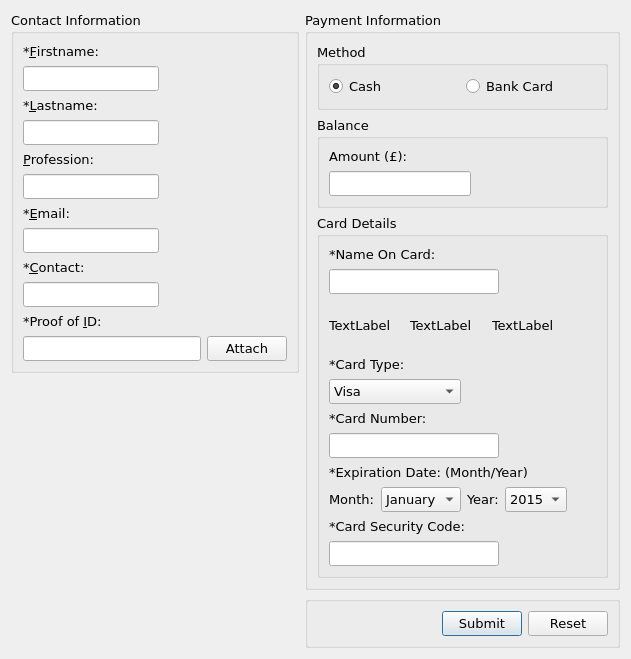
The window that createaccount.ui (juliano60/tpm_desktop) describes before a commit, drawn with Qt 5.
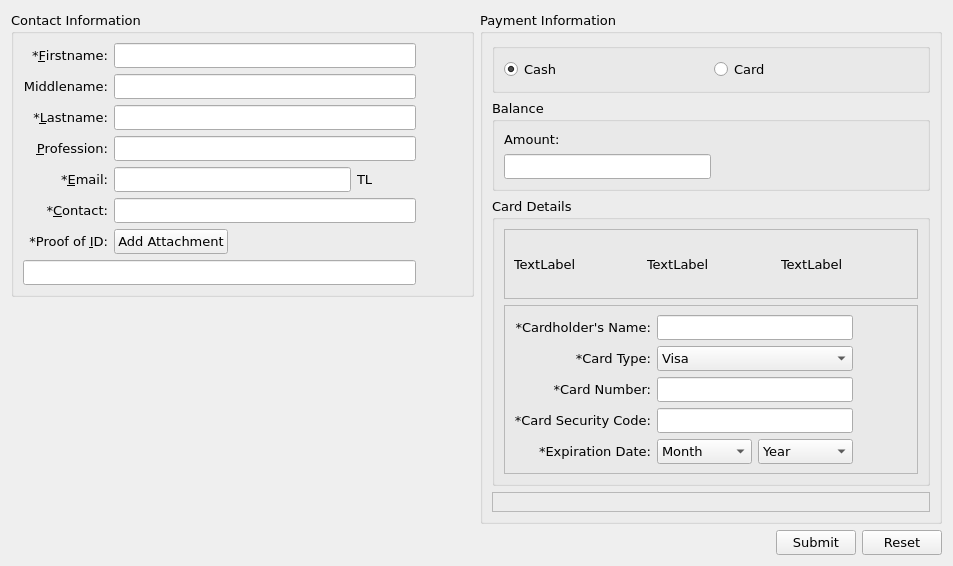
The same window after the commit.

What changed in the file:
```diff
--- a/createaccount.ui
+++ b/createaccount.ui
@@ -6,8 +6,8 @@
    <rect>
     <x>0</x>
     <y>0</y>
-    <width>631</width>
-    <height>631</height>
+    <width>953</width>
+    <height>561</height>
    </rect>
   </property>
   <property name="font">
@@ -20,12 +20,12 @@
    <string>Form</string>
   </property>
   <layout class="QGridLayout" name="gridLayout_4">
-   <item row="0" column="0" colspan="2">
-    <layout class="QVBoxLayout" name="verticalLayout_2">
+   <item row="0" column="0">
+    <layout class="QVBoxLayout" name="verticalLayout_4">
      <item>
       <widget class="QGroupBox" name="contactBox">
        <property name="sizePolicy">
-        <sizepolicy hsizetype="Preferred" vsizetype="Expanding">
+        <sizepolicy hsizetype="Preferred" vsizetype="Preferred">
          <horstretch>0</horstretch>
          <verstretch>0</verstretch>
         </sizepolicy>
@@ -44,191 +44,321 @@
           <property name="text">
            <string>*&amp;Firstname:</string>
           </property>
+          <property name="alignment">
+           <set>Qt::AlignRight|Qt::AlignTrailing|Qt::AlignVCenter</set>
+          </property>
           <property name="buddy">
            <cstring>editFirstname</cstring>
           </property>
          </widget>
         </item>
         <item row="1" column="0">
-         <widget class="QLineEdit" name="editFirstname"/>
-        </item>
-        <item row="1" column="1">
-         <spacer name="horizontalSpacer_7">
-          <property name="orientation">
-           <enum>Qt::Horizontal</enum>
+         <widget class="QLabel" name="label_8">
+          <property name="text">
+           <string>Middlename:</string>
           </property>
-          <property name="sizeHint" stdset="0">
-           <size>
-            <width>127</width>
-            <height>20</height>
-           </size>
+          <property name="alignment">
+           <set>Qt::AlignRight|Qt::AlignTrailing|Qt::AlignVCenter</set>
           </property>
-         </spacer>
+          <property name="buddy">
+           <cstring>editMiddlename</cstring>
+          </property>
+         </widget>
         </item>
         <item row="2" column="0">
          <widget class="QLabel" name="label_2">
           <property name="text">
            <string>*&amp;Lastname:</string>
           </property>
+          <property name="alignment">
+           <set>Qt::AlignRight|Qt::AlignTrailing|Qt::AlignVCenter</set>
+          </property>
           <property name="buddy">
            <cstring>editLastname</cstring>
           </property>
          </widget>
         </item>
         <item row="3" column="0">
-         <widget class="QLineEdit" name="editLastname"/>
-        </item>
-        <item row="3" column="1">
-         <spacer name="horizontalSpacer_6">
-          <property name="orientation">
-           <enum>Qt::Horizontal</enum>
-          </property>
-          <property name="sizeHint" stdset="0">
-           <size>
-            <width>127</width>
-            <height>20</height>
-           </size>
-          </property>
-         </spacer>
-        </item>
-        <item row="4" column="0">
          <widget class="QLabel" name="label_4">
           <property name="text">
            <string>&amp;Profession:</string>
           </property>
+          <property name="alignment">
+           <set>Qt::AlignRight|Qt::AlignTrailing|Qt::AlignVCenter</set>
+          </property>
           <property name="buddy">
            <cstring>editProfession</cstring>
           </property>
          </widget>
         </item>
-        <item row="5" column="0">
-         <widget class="QLineEdit" name="editProfession"/>
-        </item>
-        <item row="5" column="1">
-         <spacer name="horizontalSpacer_5">
-          <property name="orientation">
-           <enum>Qt::Horizontal</enum>
-          </property>
-          <property name="sizeHint" stdset="0">
-           <size>
-            <width>127</width>
-            <height>20</height>
-           </size>
-          </property>
-         </spacer>
-        </item>
-        <item row="6" column="0">
+        <item row="4" column="0">
          <widget class="QLabel" name="label_5">
           <property name="text">
            <string>*&amp;Email:</string>
           </property>
+          <property name="alignment">
+           <set>Qt::AlignRight|Qt::AlignTrailing|Qt::AlignVCenter</set>
+          </property>
           <property name="buddy">
            <cstring>editEmail</cstring>
           </property>
          </widget>
         </item>
-        <item row="7" column="0">
-         <widget class="QLineEdit" name="editEmail"/>
-        </item>
-        <item row="7" column="1">
-         <spacer name="horizontalSpacer_4">
-          <property name="orientation">
-           <enum>Qt::Horizontal</enum>
-          </property>
-          <property name="sizeHint" stdset="0">
-           <size>
-            <width>127</width>
-            <height>20</height>
-           </size>
-          </property>
-         </spacer>
-        </item>
-        <item row="8" column="0">
+        <item row="5" column="0">
          <widget class="QLabel" name="label_6">
           <property name="text">
            <string>*&amp;Contact:</string>
           </property>
+          <property name="alignment">
+           <set>Qt::AlignRight|Qt::AlignTrailing|Qt::AlignVCenter</set>
+          </property>
           <property name="buddy">
            <cstring>editContact</cstring>
           </property>
          </widget>
         </item>
-        <item row="9" column="0">
-         <widget class="QLineEdit" name="editContact"/>
-        </item>
-        <item row="9" column="1">
-         <spacer name="horizontalSpacer_3">
-          <property name="orientation">
-           <enum>Qt::Horizontal</enum>
-          </property>
-          <property name="sizeHint" stdset="0">
-           <size>
-            <width>127</width>
-            <height>20</height>
-           </size>
-          </property>
-         </spacer>
-        </item>
-        <item row="10" column="0">
+        <item row="6" column="0">
          <widget class="QLabel" name="label_3">
           <property name="text">
            <string>*Proof of &amp;ID:</string>
           </property>
+          <property name="alignment">
+           <set>Qt::AlignRight|Qt::AlignTrailing|Qt::AlignVCenter</set>
+          </property>
           <property name="buddy">
            <cstring>btnAttachment</cstring>
           </property>
          </widget>
         </item>
-        <item row="11" column="0" colspan="2">
-         <layout class="QHBoxLayout" name="horizontalLayout_3">
-          <item>
-           <widget class="QLineEdit" name="editID">
-            <property name="readOnly">
-             <bool>true</bool>
-            </property>
-           </widget>
-          </item>
-          <item>
+        <item row="6" column="1">
            <widget class="QPushButton" name="btnAttachment">
             <property name="text">
-             <string>Attach</string>
+           <string>Add Attachment</string>
             </property>
            </widget>
           </item>
-         </layout>
+        <item row="6" column="2" colspan="4">
+         <spacer name="horizontalSpacer_8">
+          <property name="orientation">
+           <enum>Qt::Horizontal</enum>
+          </property>
+          <property name="sizeHint" stdset="0">
+           <size>
+            <width>40</width>
+            <height>20</height>
+           </size>
+          </property>
+         </spacer>
         </item>
+        <item row="4" column="4">
+         <widget class="QLabel" name="lblTick">
+          <property name="text">
+           <string>TL</string>
+          </property>
+         </widget>
+        </item>
+        <item row="4" column="1" colspan="3">
+         <widget class="QLineEdit" name="editEmail">
+          <property name="sizePolicy">
+           <sizepolicy hsizetype="Expanding" vsizetype="Fixed">
+            <horstretch>0</horstretch>
+            <verstretch>0</verstretch>
+           </sizepolicy>
+          </property>
+         </widget>
+        </item>
+        <item row="4" column="5">
+         <spacer name="horizontalSpacer_7">
+          <property name="orientation">
+           <enum>Qt::Horizontal</enum>
+          </property>
+          <property name="sizeHint" stdset="0">
+           <size>
+            <width>40</width>
+            <height>20</height>
+           </size>
+          </property>
+         </spacer>
+        </item>
+        <item row="3" column="5">
+         <spacer name="horizontalSpacer_6">
+          <property name="orientation">
+           <enum>Qt::Horizontal</enum>
+          </property>
+          <property name="sizeHint" stdset="0">
+           <size>
+            <width>40</width>
+            <height>20</height>
+           </size>
+          </property>
+         </spacer>
+        </item>
+        <item row="3" column="1" colspan="4">
+         <widget class="QLineEdit" name="editProfession">
+          <property name="sizePolicy">
+           <sizepolicy hsizetype="Expanding" vsizetype="Fixed">
+            <horstretch>0</horstretch>
+            <verstretch>0</verstretch>
+           </sizepolicy>
+          </property>
+         </widget>
+        </item>
+        <item row="2" column="5">
+         <spacer name="horizontalSpacer_4">
+          <property name="orientation">
+           <enum>Qt::Horizontal</enum>
+          </property>
+          <property name="sizeHint" stdset="0">
+           <size>
+            <width>40</width>
+            <height>20</height>
+           </size>
+          </property>
+         </spacer>
+        </item>
+        <item row="2" column="1" colspan="4">
+         <widget class="QLineEdit" name="editLastname">
+          <property name="sizePolicy">
+           <sizepolicy hsizetype="Expanding" vsizetype="Fixed">
+            <horstretch>0</horstretch>
+            <verstretch>0</verstretch>
+           </sizepolicy>
+          </property>
+         </widget>
+        </item>
+        <item row="1" column="5">
+         <spacer name="horizontalSpacer_5">
+          <property name="orientation">
+           <enum>Qt::Horizontal</enum>
+          </property>
+          <property name="sizeHint" stdset="0">
+           <size>
+            <width>40</width>
+            <height>20</height>
+           </size>
+          </property>
+         </spacer>
+        </item>
+        <item row="1" column="1" colspan="4">
+         <widget class="QLineEdit" name="editMiddlename">
+          <property name="sizePolicy">
+           <sizepolicy hsizetype="Expanding" vsizetype="Fixed">
+            <horstretch>0</horstretch>
+            <verstretch>0</verstretch>
+           </sizepolicy>
+          </property>
+         </widget>
+        </item>
+        <item row="0" column="5">
+         <spacer name="horizontalSpacer_3">
+          <property name="orientation">
+           <enum>Qt::Horizontal</enum>
+          </property>
+          <property name="sizeHint" stdset="0">
+           <size>
+            <width>40</width>
+            <height>20</height>
+           </size>
+          </property>
+         </spacer>
+        </item>
+        <item row="0" column="1" colspan="4">
+         <widget class="QLineEdit" name="editFirstname">
+          <property name="sizePolicy">
+           <sizepolicy hsizetype="Expanding" vsizetype="Fixed">
+            <horstretch>1</horstretch>
+            <verstretch>0</verstretch>
+           </sizepolicy>
+          </property>
+          <property name="minimumSize">
+           <size>
+            <width>0</width>
+            <height>0</height>
+           </size>
+          </property>
+         </widget>
+        </item>
+        <item row="5" column="5">
+         <spacer name="horizontalSpacer_9">
+          <property name="orientation">
+           <enum>Qt::Horizontal</enum>
+          </property>
+          <property name="sizeHint" stdset="0">
+           <size>
+            <width>40</width>
+            <height>20</height>
+           </size>
+          </property>
+         </spacer>
+        </item>
+        <item row="5" column="1" colspan="4">
+         <widget class="QLineEdit" name="editContact">
+          <property name="sizePolicy">
+           <sizepolicy hsizetype="Expanding" vsizetype="Fixed">
+            <horstretch>0</horstretch>
+            <verstretch>0</verstretch>
+           </sizepolicy>
+          </property>
+         </widget>
+        </item>
+        <item row="7" column="5">
+         <spacer name="horizontalSpacer">
+          <property name="orientation">
+           <enum>Qt::Horizontal</enum>
+          </property>
+          <property name="sizeHint" stdset="0">
+           <size>
+            <width>38</width>
+            <height>20</height>
+           </size>
+          </property>
+         </spacer>
+        </item>
+        <item row="7" column="0" colspan="5">
+         <widget class="QLineEdit" name="editAttachment">
+          <property name="readOnly">
+           <bool>true</bool>
+          </property>
+         </widget>
+        </item>
        </layout>
       </widget>
      </item>
      <item>
-      <spacer name="verticalSpacer">
+      <spacer name="verticalSpacer_2">
        <property name="orientation">
         <enum>Qt::Vertical</enum>
        </property>
        <property name="sizeHint" stdset="0">
         <size>
          <width>20</width>
-         <height>293</height>
+         <height>40</height>
         </size>
        </property>
       </spacer>
      </item>
     </layout>
    </item>
-   <item row="0" column="2">
+   <item row="0" column="1">
     <widget class="QGroupBox" name="paymentBox">
      <property name="title">
       <string>Payment Information</string>
      </property>
-     <layout class="QVBoxLayout" name="verticalLayout">
+     <layout class="QVBoxLayout" name="verticalLayout_3">
       <item>
-       <widget class="QGroupBox" name="groupBox_4">
+       <widget class="QGroupBox" name="paymentBox_2">
+        <property name="sizePolicy">
+         <sizepolicy hsizetype="Preferred" vsizetype="Fixed">
+          <horstretch>0</horstretch>
+          <verstretch>0</verstretch>
+         </sizepolicy>
+        </property>
         <property name="title">
-         <string>Method</string>
+         <string/>
         </property>
-        <layout class="QHBoxLayout" name="horizontalLayout_4">
+        <layout class="QHBoxLayout" name="horizontalLayout">
          <item>
-          <widget class="QRadioButton" name="radioButton">
+          <widget class="QRadioButton" name="radioCash">
            <property name="text">
             <string>Cash</string>
            </property>
@@ -238,15 +368,9 @@
           </widget>
          </item>
          <item>
-          <widget class="QRadioButton" name="radioButton_2">
-           <property name="enabled">
-            <bool>true</bool>
-           </property>
+          <widget class="QRadioButton" name="radioCard">
            <property name="text">
-            <string>Bank Card</string>
-           </property>
-           <property name="checkable">
-            <bool>true</bool>
+            <string>Card</string>
            </property>
           </widget>
          </item>
@@ -255,6 +379,12 @@
       </item>
       <item>
        <widget class="QGroupBox" name="balanceBox">
+        <property name="sizePolicy">
+         <sizepolicy hsizetype="Preferred" vsizetype="Fixed">
+          <horstretch>0</horstretch>
+          <verstretch>0</verstretch>
+         </sizepolicy>
+        </property>
         <property name="title">
          <string>Balance</string>
         </property>
@@ -262,39 +392,33 @@
          <item row="0" column="0">
           <widget class="QLabel" name="label_7">
            <property name="text">
-            <string>Amount (£):</string>
+            <string>Amount:</string>
            </property>
           </widget>
          </item>
-         <item row="1" column="0" colspan="2">
-          <widget class="QLineEdit" name="editAmount"/>
+         <item row="1" column="0">
+          <widget class="QLineEdit" name="editAmount">
+           <property name="sizePolicy">
+            <sizepolicy hsizetype="Expanding" vsizetype="Fixed">
+             <horstretch>0</horstretch>
+             <verstretch>0</verstretch>
+            </sizepolicy>
+           </property>
+          </widget>
          </item>
-         <item row="1" column="2">
-          <spacer name="horizontalSpacer_8">
+         <item row="1" column="1">
+          <spacer name="horizontalSpacer_2">
            <property name="orientation">
             <enum>Qt::Horizontal</enum>
            </property>
            <property name="sizeHint" stdset="0">
             <size>
-             <width>111</width>
+             <width>40</width>
              <height>20</height>
             </size>
            </property>
           </spacer>
          </item>
-         <item row="2" column="1">
-          <spacer name="verticalSpacer_3">
-           <property name="orientation">
-            <enum>Qt::Vertical</enum>
-           </property>
-           <property name="sizeHint" stdset="0">
-            <size>
-             <width>20</width>
-             <height>26</height>
-            </size>
-           </property>
-          </spacer>
-         </item>
         </layout>
        </widget>
       </item>
@@ -303,32 +427,18 @@
         <property name="title">
          <string>Card Details</string>
         </property>
-        <layout class="QGridLayout" name="gridLayout_3">
-         <item row="0" column="0" colspan="2">
-          <widget class="QLabel" name="label_14">
-           <property name="text">
-            <string>*Name On Card:</string>
+        <layout class="QVBoxLayout" name="verticalLayout_2">
+         <item>
+          <widget class="QFrame" name="frame">
+           <property name="frameShape">
+            <enum>QFrame::StyledPanel</enum>
            </property>
-          </widget>
-         </item>
-         <item row="1" column="0" colspan="3">
-          <widget class="QLineEdit" name="editAmount_4"/>
-         </item>
-         <item row="1" column="3" colspan="2">
-          <spacer name="horizontalSpacer_9">
-           <property name="orientation">
-            <enum>Qt::Horizontal</enum>
+           <property name="frameShadow">
+            <enum>QFrame::Raised</enum>
            </property>
-           <property name="sizeHint" stdset="0">
-            <size>
-             <width>101</width>
-             <height>20</height>
-            </size>
-           </property>
-          </spacer>
-         </item>
-         <item row="2" column="0" colspan="4">
-          <layout class="QHBoxLayout" name="horizontalLayout_6">
+           <layout class="QHBoxLayout" name="horizontalLayout_4">
+            <item>
+             <layout class="QHBoxLayout" name="horizontalLayout_2">
            <item>
             <widget class="QLabel" name="lblVisa">
              <property name="sizePolicy">
@@ -358,7 +468,7 @@
              </property>
              <property name="minimumSize">
               <size>
-               <width>70</width>
+                  <width>50</width>
                <height>50</height>
               </size>
              </property>
@@ -388,15 +498,69 @@
            </item>
           </layout>
          </item>
-         <item row="3" column="0" colspan="2">
+           </layout>
+          </widget>
+         </item>
+         <item>
+          <widget class="QFrame" name="frame_2">
+           <property name="frameShape">
+            <enum>QFrame::StyledPanel</enum>
+           </property>
+           <property name="frameShadow">
+            <enum>QFrame::Raised</enum>
+           </property>
+           <layout class="QGridLayout" name="gridLayout_3">
+            <item row="0" column="0">
+             <widget class="QLabel" name="label_14">
+              <property name="text">
+               <string>*Cardholder's Name:</string>
+              </property>
+              <property name="alignment">
+               <set>Qt::AlignRight|Qt::AlignTrailing|Qt::AlignVCenter</set>
+              </property>
+              <property name="buddy">
+               <cstring>editCardHolderName</cstring>
+              </property>
+             </widget>
+            </item>
+            <item row="0" column="1" colspan="2">
+             <widget class="QLineEdit" name="editCardHolderName">
+              <property name="sizePolicy">
+               <sizepolicy hsizetype="Expanding" vsizetype="Fixed">
+                <horstretch>1</horstretch>
+                <verstretch>0</verstretch>
+               </sizepolicy>
+              </property>
+             </widget>
+            </item>
+            <item row="0" column="3">
+             <spacer name="horizontalSpacer_13">
+              <property name="orientation">
+               <enum>Qt::Horizontal</enum>
+              </property>
+              <property name="sizeHint" stdset="0">
+               <size>
+                <width>40</width>
+                <height>20</height>
+               </size>
+              </property>
+             </spacer>
+            </item>
+            <item row="1" column="0">
           <widget class="QLabel" name="label_15">
            <property name="text">
             <string>*Card Type:</string>
            </property>
-          </widget>
-         </item>
-         <item row="4" column="0" colspan="2">
-          <widget class="QComboBox" name="comboBox_3">
+              <property name="alignment">
+               <set>Qt::AlignRight|Qt::AlignTrailing|Qt::AlignVCenter</set>
+              </property>
+              <property name="buddy">
+               <cstring>cmbCardType</cstring>
+              </property>
+             </widget>
+            </item>
+            <item row="1" column="1" colspan="2">
+             <widget class="QComboBox" name="cmbCardType">
            <item>
             <property name="text">
              <string>Visa</string>
@@ -414,74 +578,113 @@
            </item>
           </widget>
          </item>
-         <item row="4" column="3" colspan="2">
-          <spacer name="horizontalSpacer_11">
+            <item row="1" column="3">
+             <spacer name="horizontalSpacer_14">
            <property name="orientation">
             <enum>Qt::Horizontal</enum>
            </property>
            <property name="sizeHint" stdset="0">
             <size>
-             <width>101</width>
+                <width>40</width>
              <height>20</height>
             </size>
            </property>
           </spacer>
          </item>
-         <item row="5" column="0" colspan="2">
+            <item row="2" column="0">
           <widget class="QLabel" name="label_9">
            <property name="text">
             <string>*Card Number:</string>
            </property>
-          </widget>
-         </item>
-         <item row="6" column="0" colspan="3">
-          <widget class="QLineEdit" name="editAmount_3"/>
-         </item>
-         <item row="6" column="3" colspan="2">
-          <spacer name="horizontalSpacer_10">
+              <property name="alignment">
+               <set>Qt::AlignRight|Qt::AlignTrailing|Qt::AlignVCenter</set>
+              </property>
+              <property name="buddy">
+               <cstring>editCardNumber</cstring>
+              </property>
+             </widget>
+            </item>
+            <item row="2" column="1" colspan="2">
+             <widget class="QLineEdit" name="editCardNumber">
+              <property name="sizePolicy">
+               <sizepolicy hsizetype="Expanding" vsizetype="Fixed">
+                <horstretch>0</horstretch>
+                <verstretch>0</verstretch>
+               </sizepolicy>
+              </property>
+             </widget>
+            </item>
+            <item row="2" column="3">
+             <spacer name="horizontalSpacer_15">
            <property name="orientation">
             <enum>Qt::Horizontal</enum>
            </property>
            <property name="sizeHint" stdset="0">
             <size>
-             <width>101</width>
+                <width>40</width>
              <height>20</height>
             </size>
            </property>
           </spacer>
          </item>
-         <item row="7" column="0" colspan="4">
+            <item row="3" column="0">
+             <widget class="QLabel" name="label_13">
+              <property name="text">
+               <string>*Card Security Code:</string>
+              </property>
+              <property name="alignment">
+               <set>Qt::AlignRight|Qt::AlignTrailing|Qt::AlignVCenter</set>
+              </property>
+              <property name="buddy">
+               <cstring>editCardSecurity</cstring>
+              </property>
+             </widget>
+            </item>
+            <item row="3" column="1" colspan="2">
+             <widget class="QLineEdit" name="editCardSecurity"/>
+            </item>
+            <item row="3" column="3">
+             <spacer name="horizontalSpacer_11">
+              <property name="orientation">
+               <enum>Qt::Horizontal</enum>
+              </property>
+              <property name="sizeHint" stdset="0">
+               <size>
+                <width>55</width>
+                <height>20</height>
+               </size>
+              </property>
+             </spacer>
+            </item>
+            <item row="4" column="0">
           <widget class="QLabel" name="label_10">
            <property name="text">
-            <string>*Expiration Date: (Month/Year)</string>
-           </property>
-          </widget>
-         </item>
-         <item row="8" column="0">
-          <widget class="QLabel" name="label_11">
-           <property name="text">
-            <string>Month:</string>
-           </property>
-          </widget>
-         </item>
-         <item row="8" column="1">
+               <string>*Expiration Date:</string>
+              </property>
+              <property name="alignment">
+               <set>Qt::AlignRight|Qt::AlignTrailing|Qt::AlignVCenter</set>
+              </property>
+              <property name="buddy">
+               <cstring>cmbCardMonth</cstring>
+              </property>
+             </widget>
+            </item>
+            <item row="4" column="1">
           <widget class="QComboBox" name="cmbCardMonth">
            <item>
             <property name="text">
-             <string>January</string>
+                <string>Month</string>
             </property>
            </item>
           </widget>
          </item>
-         <item row="8" column="2">
-          <widget class="QLabel" name="label_12">
-           <property name="text">
-            <string>Year:</string>
-           </property>
-          </widget>
-         </item>
-         <item row="8" column="3">
+            <item row="4" column="2">
           <widget class="QComboBox" name="cmbCardYear">
+              <item>
+               <property name="text">
+                <string>Year</string>
+               </property>
+              </item>
            <item>
             <property name="text">
              <string>2015</string>
@@ -489,38 +692,43 @@
            </item>
           </widget>
          </item>
-         <item row="8" column="4">
+            <item row="4" column="3">
           <spacer name="horizontalSpacer_12">
            <property name="orientation">
             <enum>Qt::Horizontal</enum>
            </property>
            <property name="sizeHint" stdset="0">
             <size>
-             <width>19</width>
+                <width>55</width>
              <height>20</height>
             </size>
            </property>
           </spacer>
          </item>
-         <item row="9" column="0" colspan="3">
-          <widget class="QLabel" name="label_13">
-           <property name="text">
-            <string>*Card Security Code:</string>
-           </property>
+           </layout>
           </widget>
          </item>
-         <item row="10" column="0" colspan="3">
-          <widget class="QLineEdit" name="lineEdit"/>
-         </item>
-         <item row="10" column="3" colspan="2">
-          <spacer name="horizontalSpacer_2">
+        </layout>
+       </widget>
+      </item>
+      <item>
+       <widget class="QFrame" name="dummyBox">
+        <property name="frameShape">
+         <enum>QFrame::StyledPanel</enum>
+        </property>
+        <property name="frameShadow">
+         <enum>QFrame::Raised</enum>
+        </property>
+        <layout class="QVBoxLayout" name="verticalLayout">
+         <item>
+          <spacer name="verticalSpacer">
            <property name="orientation">
-            <enum>Qt::Horizontal</enum>
+            <enum>Qt::Vertical</enum>
            </property>
            <property name="sizeHint" stdset="0">
             <size>
-             <width>101</width>
-             <height>20</height>
+             <width>20</width>
+             <height>80</height>
             </size>
            </property>
           </spacer>
@@ -531,33 +739,16 @@
      </layout>
     </widget>
    </item>
-   <item row="1" column="0">
-    <spacer name="horizontalSpacer_13">
-     <property name="orientation">
-      <enum>Qt::Horizontal</enum>
-     </property>
-     <property name="sizeHint" stdset="0">
-      <size>
-       <width>288</width>
-       <height>20</height>
-      </size>
-     </property>
-    </spacer>
-   </item>
-   <item row="1" column="2">
-    <widget class="QGroupBox" name="groupBox_2">
-     <property name="title">
-      <string/>
-     </property>
-     <layout class="QHBoxLayout" name="horizontalLayout">
+   <item row="1" column="0" colspan="2">
+    <layout class="QHBoxLayout" name="horizontalLayout_3">
       <item>
-       <spacer name="horizontalSpacer">
+      <spacer name="horizontalSpacer_10">
         <property name="orientation">
          <enum>Qt::Horizontal</enum>
         </property>
         <property name="sizeHint" stdset="0">
          <size>
-          <width>128</width>
+         <width>40</width>
           <height>20</height>
          </size>
         </property>
@@ -568,9 +759,6 @@
         <property name="text">
          <string>Submit</string>
         </property>
-        <property name="default">
-         <bool>true</bool>
-        </property>
        </widget>
       </item>
       <item>
@@ -581,7 +769,6 @@
        </widget>
       </item>
      </layout>
-    </widget>
    </item>
   </layout>
   <zorder>paymentBox</zorder>
```
Left out of the diff: 66 changed lines with no effect on the pictures. Lines whose indentation alone changed are shown as unchanged.
